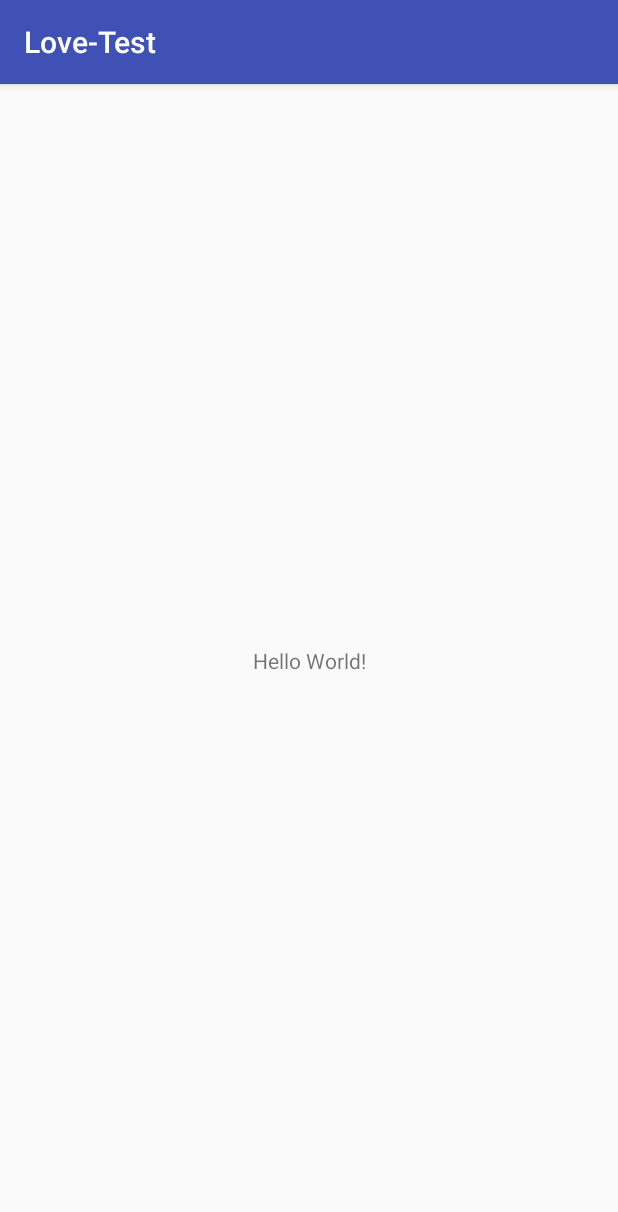
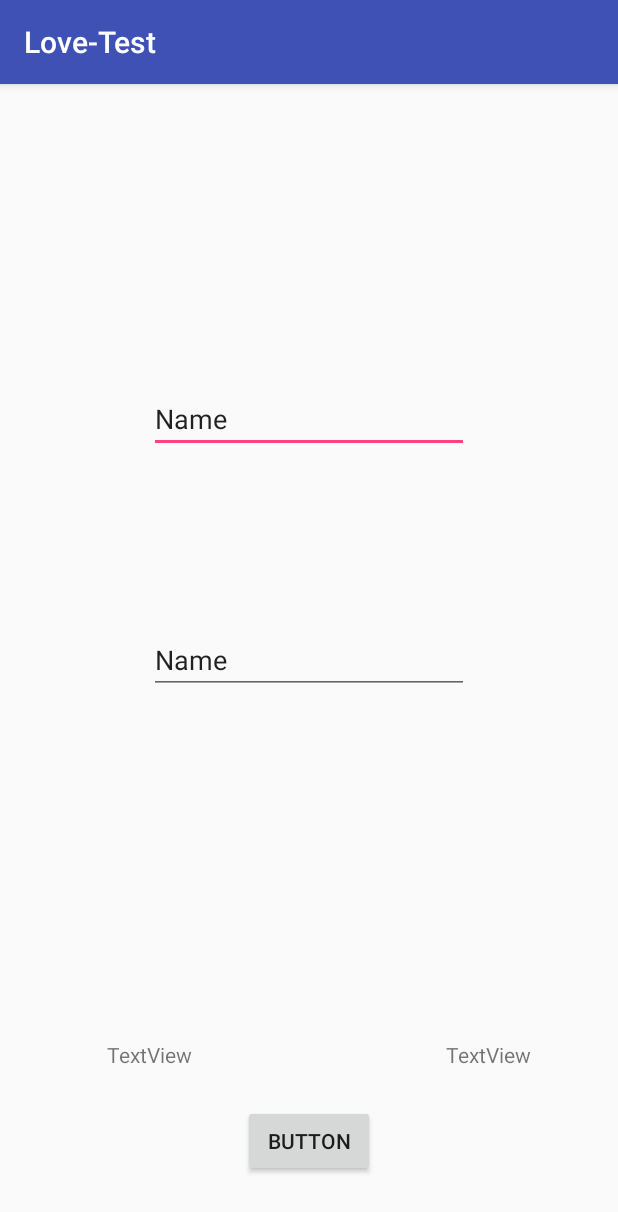
Before and after one commit to izmaconzeta/Love-Test, an Android app: the screen it shows after launch (MainActivity before the commit, LoveActivity after it), on a phone screen of 412 x 824 dp. Shown: the top 1212 px of the screen. Run offline under Robolectric (Android 15) with nearby library versions, the phone set to English and light mode, and no system bars; libraries missing offline, so code that uses them is left out: com.orhanobut.logger, com.sdsmdg.tastytoast.

Commit message:
Models and connection with the api

```diff
--- /dev/null
+++ b/app/src/main/java/com/sulisuco/love_test/activity/LoveActivity.java
@@ -0,0 +1,135 @@
+/*
+ * Love-Test - LoveActivity.java
+ * Create by Izma R. Ramirez - sulisu.co on 5/06/17 11:54 PM
+ * Copyright (c) 2017. All rights reserved.
+ * Last modified date 5/06/17 11:54 PM
+ *
+ * - 5/06/17 11:54 PM
+ * - - ...
+ *
+ * - ...
+ * - - ...
+ */
+
+package com.sulisuco.love_test.activity;
+
+import android.os.Bundle;
+import android.support.v7.app.AppCompatActivity;
+import android.view.View;
+import android.widget.Button;
+import android.widget.EditText;
+import android.widget.TextView;
+
+import com.orhanobut.logger.Logger;
+import com.sdsmdg.tastytoast.TastyToast;
+import com.sulisuco.love_test.R;
+import com.sulisuco.love_test.client.LoveClient;
+import com.sulisuco.love_test.model.LoveModel;
+
+import java.util.List;
+
+import retrofit2.Call;
+import retrofit2.Callback;
+import retrofit2.Response;
+import retrofit2.Retrofit;
+import retrofit2.converter.gson.GsonConverterFactory;
+
+/**
+ * Created by izma on 05/06/17.
+ */
+
+public class LoveActivity extends AppCompatActivity {
+
+    EditText et_name_one;
+    EditText et_name_two;
+    TextView percentage;
+    TextView result;
+    Button calculate;
+
+    int aux01;
+    int aux02;
+
+    String name_one;
+    String name_two;
+
+    @Override
+    protected void onCreate(Bundle SaveInstanceState){
+        super.onCreate(SaveInstanceState);
+        setContentView(R.layout.love_test);
+
+        et_name_one = (EditText) findViewById(R.id.name_one);
+        et_name_two = (EditText) findViewById(R.id.name_two);
+        percentage = (TextView) findViewById(R.id.percentage);
+        result = (TextView) findViewById(R.id.result);
+        calculate = (Button) findViewById(R.id.calculate);
+
+        calculate.setOnClickListener(new View.OnClickListener() {
+            @Override
+            public void onClick(View v) {
+                name_one = et_name_one.getText().toString();
+                name_two = et_name_two.getText().toString();
+
+                Logger.d("%s\n%n", name_one,name_two);
+            }
+        });
+    }
+
+    void loveConnector(){
+        Retrofit retrofit = new Retrofit.Builder()
+                .baseUrl("https://love-calculator.p.mashape.com")
+                .addConverterFactory(GsonConverterFactory.create())
+                .build();
+
+        LoveClient loveClient = retrofit.create(LoveClient.class);
+
+        Call<List<LoveModel>> loveModelCall = loveClient.getLove(name_one,name_two);
+
+        loveModelCall.enqueue(new Callback<List<LoveModel>>() {
+            @Override
+            public void onResponse(Call<List<LoveModel>> call, Response<List<LoveModel>> response) {
+                switch (response.code()){
+                    case 200:
+                        Logger.d("200");
+                        TastyToast.makeText(getApplicationContext(), "Petition Successful !", TastyToast.LENGTH_LONG, TastyToast.SUCCESS);
+                        break;
+
+                    case 400:
+                        Logger.w("400");
+                        TastyToast.makeText(getApplicationContext(), "400", TastyToast.LENGTH_LONG, TastyToast.ERROR);
+                        break;
+
+                    case 401:
+                        Logger.w("401");
+                        TastyToast.makeText(getApplicationContext(), "401", TastyToast.LENGTH_LONG, TastyToast.ERROR);
+                        break;
+
+                    case 404:
+                        Logger.w("404");
+                        TastyToast.makeText(getApplicationContext(), "404", TastyToast.LENGTH_LONG, TastyToast.ERROR);
+                        break;
+
+
+                    case 500:
+                        Logger.e("500");
+                        TastyToast.makeText(getApplicationContext(), "500", TastyToast.LENGTH_LONG, TastyToast.ERROR);
+                        break;
+
+                    default:
+                        Logger.w("Error : %s", response.code());
+                        TastyToast.makeText(getApplicationContext(), "Unknown Error", TastyToast.LENGTH_LONG, TastyToast.ERROR);
+                        break;
+                }
+            }
+
+            @Override
+            public void onFailure(Call<List<LoveModel>> call, Throwable t) {
+                Logger.e("Error", t.getMessage());
+                Logger.e(t, "Learn something error");
+                TastyToast.makeText(getApplicationContext(), "Petition Error", TastyToast.LENGTH_LONG, TastyToast.ERROR);
+
+            }
+        });
+    }
+
+
+}
--- /dev/null
+++ b/app/src/main/java/com/sulisuco/love_test/client/LoveClient.java
@@ -0,0 +1,30 @@
+/*
+ * Love-Test - ModelClient.java
+ * Create by Izma R. Ramirez - sulisu.co on 5/06/17 11:38 PM
+ * Copyright (c) 2017. All rights reserved.
+ * Last modified date 5/06/17 11:38 PM
+ *
+ * - 5/06/17 11:38 PM
+ * - - ...
+ *
+ * - ...
+ * - - ...
+ */
+
+package com.sulisuco.love_test.client;
+
+import com.sulisuco.love_test.model.LoveModel;
+
+import java.util.List;
+
+import retrofit2.Call;
+import retrofit2.http.GET;
+import retrofit2.http.Headers;
+import retrofit2.http.Path;
+
+public interface LoveClient {
+    @Headers({"Accept:application/json","X-Mashape-Key: szwC8iPVQDmshygh3ZLGlSMqsfx3p1nWNzUjsnuErHQ1FtC4W"})
+    @GET("/getPercentage?fname={name_one}&sname={name_two}")
+    Call<List<LoveModel>> getLove(@Path("name_one") String name_one,@Path("name_two") String name_two);
+
+}
--- a/app/src/main/res/layout/activity_main.xml
+++ b/app/src/main/res/layout/activity_main.xml
@@ -17,7 +17,7 @@
     xmlns:tools="http://schemas.android.com/tools"
     android:layout_width="match_parent"
     android:layout_height="match_parent"
-    tools:context="com.sulisuco.love_test.MainActivity">
+    tools:context="com.sulisuco.love_test.activity.MainActivity">
 
     <TextView
         android:layout_width="wrap_content"
--- /dev/null
+++ b/app/src/main/res/layout/love_test.xml
@@ -0,0 +1,66 @@
+<?xml version="1.0" encoding="utf-8"?>
+<!--
+  ~ Love-Test - love_test.xml
+  ~ Create by Izma R. Ramirez - sulisu.co on 5/06/17 11:28 PM
+  ~ Copyright (c) 2017. All rights reserved.
+  ~ Last modified date 5/06/17 11:28 PM
+  ~
+  ~ - 5/06/17 11:28 PM
+  ~ - - ...
+  ~
+  ~ - ...
+  ~ - - ...
+  -->
+
+<RelativeLayout xmlns:android="http://schemas.android.com/apk/res/android"
+    android:layout_width="match_parent" android:layout_height="match_parent">
+
+    <EditText
+        android:id="@+id/name_one"
+        android:layout_width="wrap_content"
+        android:layout_height="wrap_content"
+        android:ems="10"
+        android:inputType="textPersonName"
+        android:text="Name"
+        android:layout_above="@+id/name_two"
+        android:layout_centerHorizontal="true"
+        android:layout_marginBottom="115dp" />
+
+    <EditText
+        android:id="@+id/name_two"
+        android:layout_width="wrap_content"
+        android:layout_height="wrap_content"
+        android:layout_alignStart="@+id/name_one"
+        android:layout_centerVertical="true"
+        android:ems="10"
+        android:inputType="textPersonName"
+        android:text="Name" />
+
+    <TextView
+        android:id="@+id/percentage"
+        android:layout_width="wrap_content"
+        android:layout_height="wrap_content"
+        android:layout_alignParentBottom="true"
+        android:layout_alignParentStart="true"
+        android:layout_marginBottom="111dp"
+        android:layout_marginStart="71dp"
+        android:text="TextView" />
+
+    <TextView
+        android:id="@+id/result"
+        android:layout_width="wrap_content"
+        android:layout_height="wrap_content"
+        android:layout_alignParentEnd="true"
+        android:layout_alignTop="@+id/percentage"
+        android:layout_marginEnd="58dp"
+        android:text="TextView" />
+
+    <Button
+        android:id="@+id/calculate"
+        android:layout_width="wrap_content"
+        android:layout_height="wrap_content"
+        android:layout_below="@+id/result"
+        android:layout_centerHorizontal="true"
+        android:layout_marginTop="24dp"
+        android:text="Button" />
+</RelativeLayout>
```
Also changed, not shown: app/build.gradle (+13 -0 lines), app/src/main/AndroidManifest.xml (+5 -5 lines), app/src/main/java/com/sulisuco/love_test/activity/MainActivity.java (renamed from app/src/main/java/com/sulisuco/love_test/MainActivity.java, +6 -4 lines), app/src/main/java/com/sulisuco/love_test/model/LoveModel.java (added, +65 -0 lines), app/src/main/res/drawable-hdpi/love_icon.png (added), app/src/main/res/drawable-mdpi/love_icon.png (added), app/src/main/res/drawable-xhdpi/love_icon.png (added), app/src/main/res/drawable-xxhdpi/love_icon.png (added), app/src/main/res/drawable-xxxhdpi/love_icon.png (added).
